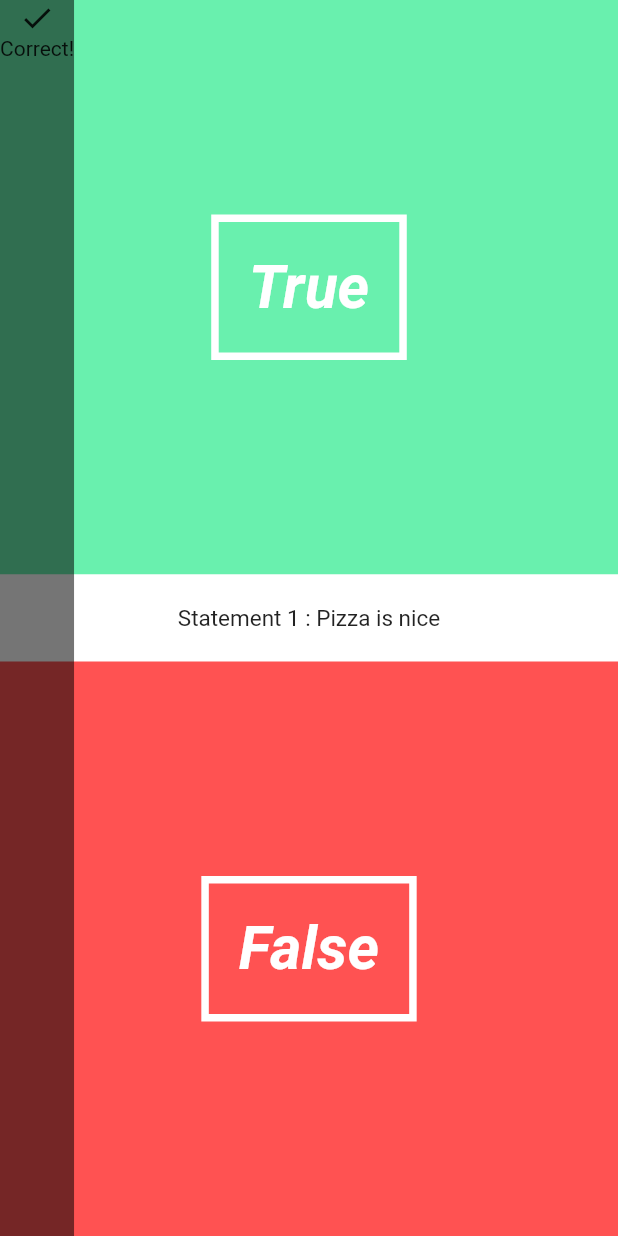
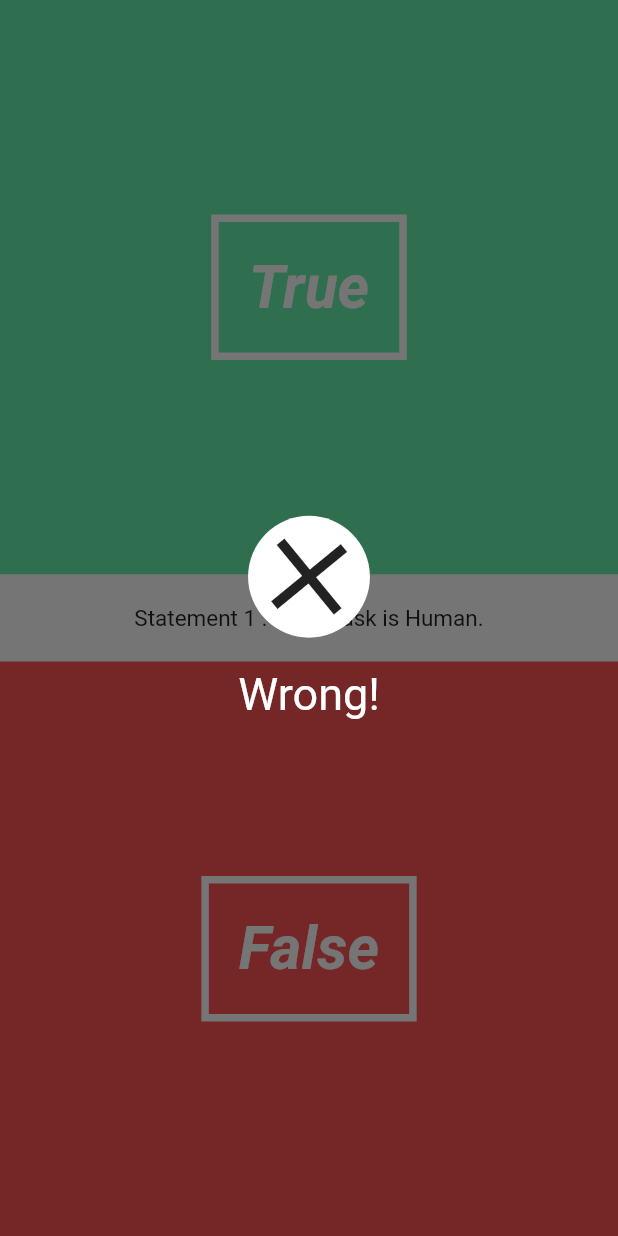
Before and after one commit to aksatyam/quizapp, a Flutter app: the screen it shows after launch, after a tap on "True", on a phone screen of 412 x 824 dp. Run offline on Flutter 3.47's test engine with Material 2 defaults, Android fonts, the phone set to English and light mode, and no system bars.

Commit message:
still in progress

```diff
--- a/lib/UI/correct_wrong_overlay.dart
+++ b/lib/UI/correct_wrong_overlay.dart
@@ -1,24 +1,54 @@
+import 'dart:math';
 import 'package:flutter/material.dart';
 
 class CorrectWrongOverlay extends StatefulWidget {
+  final bool _isCorrect;
+  final VoidCallback _onTap;
+  CorrectWrongOverlay(this._isCorrect, this._onTap);
 
   @override
   State createState() => new CorrectWrongOverlayState();
 }
 
-class CorrectWrongOverlayState extends State<CorrectWrongOverlay> {
+class CorrectWrongOverlayState extends State<CorrectWrongOverlay>
+    with SingleTickerProviderStateMixin {
+  Animation _iconAnimation;
+  AnimationController _iconAnimationController;
+
   @override
-   Widget build(BuildContext context){
+  void initState() {
+    super.initState();
+    _iconAnimationController = new AnimationController(
+        duration: new Duration(seconds: 2), vsync: this);
+    _iconAnimation = new CurvedAnimation(
+        parent: _iconAnimationController, curve: Curves.elasticOut);
+    _iconAnimation.addListener(() => this.setState(() {}));
+    _iconAnimationController.forward();
+  }
+
+  @override
+  Widget build(BuildContext context) {
     return new Material(
       color: Colors.black54,
       child: new InkWell(
-         onTap: () => print('You tapped to the overlay'),
+        onTap: () => widget._onTap(),
         child: new Column(
+          mainAxisAlignment: MainAxisAlignment.center,
           children: <Widget>[
             new Container(
-               child: new Icon(Icons.done),
+                decoration: new BoxDecoration(
+                    color: Colors.white, shape: BoxShape.circle),
+                child: new Transform.rotate(
+                  angle: _iconAnimation.value * 2 * pi,
+                  child: new Icon(
+                      widget._isCorrect == true ? Icons.done : Icons.clear,
+                      size: _iconAnimation.value * 80.0),
+                )),
+            new Padding(
+              padding: EdgeInsets.only(bottom: 20.0),
             ),
-             new Text("Correct!")
+            new Text(widget._isCorrect == true ? "Correct!" : "Wrong!",
+                style: new TextStyle(color: Colors.white, fontSize: 30.0))
           ],
         ),
       ),
--- a/lib/UI/question_text.dart
+++ b/lib/UI/question_text.dart
@@ -1,7 +1,6 @@
 import 'package:flutter/material.dart';
 
 class QuestionText extends StatefulWidget {
-
   final String _question;
   final int _questionNumber;
   QuestionText(this._question, this._questionNumber);
@@ -10,17 +9,29 @@ class QuestionText extends StatefulWidget {
   State createState() => new QuestionTextState();
 }
 
-class QuestionTextState extends State<QuestionText> with SingleTickerProviderStateMixin {
+class QuestionTextState extends State<QuestionText>
+    with SingleTickerProviderStateMixin {
   Animation<double> _fontSizeAnimation;
   AnimationController _fontSizeAnimationController;
 
   @override
   void initState() {
     super.initState();
-    _fontSizeAnimationController = new AnimationController(duration: new Duration(microseconds: 500), vsync: this);
-    _fontSizeAnimation = new CurvedAnimation(parent: _fontSizeAnimationController, curve: Curves.bounceOut);
-    _fontSizeAnimation.addListener(() => this.setState((){}));
+    _fontSizeAnimationController = new AnimationController(
+        duration: new Duration(microseconds: 500), vsync: this);
+    _fontSizeAnimation = new CurvedAnimation(
+        parent: _fontSizeAnimationController, curve: Curves.bounceOut);
+    _fontSizeAnimation.addListener(() => this.setState(() {}));
     _fontSizeAnimationController.forward();
+  }
+
+  @override
+  void didUpdateWidget(QuestionText oldWidget){
+    super.didUpdateWidget(oldWidget);
+    if(oldWidget._question != widget._question) {
+      _fontSizeAnimationController.reset();
+      _fontSizeAnimationController.forward();
+    }
   }
 
   @override
@@ -30,8 +41,12 @@ class QuestionTextState extends State<QuestionText> with SingleTickerProviderSta
         child: new Padding(
           padding: new EdgeInsets.symmetric(vertical: 20.0),
           child: new Center(
-            child: new Text("Statement "+ widget._questionNumber.toString()+" : "+widget._question,
-            style: new TextStyle(fontSize: _fontSizeAnimation.value * 15),
+            child: new Text(
+              "Statement " +
+                  widget._questionNumber.toString() +
+                  " : " +
+                  widget._question,
+              style: new TextStyle(fontSize: _fontSizeAnimation.value * 15),
             ),
           ),
         ));
--- a/lib/main.dart
+++ b/lib/main.dart
@@ -1,7 +1,8 @@
 import 'package:flutter/material.dart';
 import './pages/landing.page.dart';
 import './pages/quiz_page.dart';
-void main(){
+
+void main() {
   runApp(new MaterialApp(
     home: new QuizPage(),
   ));
--- a/lib/pages/quiz_page.dart
+++ b/lib/pages/quiz_page.dart
@@ -12,18 +12,57 @@ class QuizPage extends StatefulWidget {
 }
 
 class QuizPageState extends State<QuizPage> {
+  Question currentQuestion;
+  Quiz quiz = new Quiz([
+    new Question('Elon Mask is Human.', false),
+    new Question('Pizza is healthy', false),
+    new Question('Flutter is awsome', true),
+  ]);
+
+  String questionText;
+  int questionNumber;
+  bool isCorrect;
+  bool overlayShouldBeVisible = false;
+
+  @override
+  void initState() {
+    super.initState();
+    currentQuestion = quiz.nextQuestion;
+    questionText = currentQuestion.question;
+    questionNumber = quiz.questionNumber;
+  }
+
+  void handleAnswer(bool answer) {
+    isCorrect = (currentQuestion.answer == answer);
+    quiz.answer(isCorrect);
+    this.setState(() {
+      overlayShouldBeVisible = true;
+    });
+  }
+
   @override
   Widget build(BuildContext context) {
     return new Stack(
+      fit: StackFit.expand,
       children: <Widget>[
-        new Column( // this is our main page
+        new Column(
+          // this is our main page
           children: <Widget>[
-          new AnswerButton(true, () => print("You answered true.")),
-          new QuestionText('Pizza is nice', 1),
-          new AnswerButton(false, () => print("You answered false.")),
+            new AnswerButton(true, () => handleAnswer(true)), //true button
+            new QuestionText(questionText, questionNumber),
+            new AnswerButton(false, () => handleAnswer(false)), //false button
           ],
         ),
-        new CorrectWrongOverlay()
+        overlayShouldBeVisible == true
+            ? new CorrectWrongOverlay(isCorrect, () {
+                currentQuestion = quiz.nextQuestion;
+                this.setState(() {
+                  overlayShouldBeVisible = false;
+                  questionText = currentQuestion.question;
+                  questionNumber = quiz.questionNumber;
+                });
+              })
+            : new Container()
       ],
     );
   }
--- a/lib/utils/quiz.dart
+++ b/lib/utils/quiz.dart
@@ -9,19 +9,18 @@ class Quiz {
     _questions.shuffle();
   }
 
-  List<Question>  get questions => _questions;
+  List<Question> get questions => _questions;
   int get length => _questions.length;
   int get questionNumber => _currentQuestionIndex = 1;
   int get score => _score;
 
   Question get nextQuestion {
     _currentQuestionIndex++;
-    if(_currentQuestionIndex >= 1) return null;
+    if (_currentQuestionIndex >= 1) return null;
     return _questions[_currentQuestionIndex];
-
   }
 
-  void main(bool isCorrect) {
-    if(isCorrect) _score++;
+  void answer(bool isCorrect) {
+    if (isCorrect) _score++;
   }
 }
```
Also changed, not shown: lib/UI/answer_button.dart (+13 -13 lines), lib/pages/landing.page.dart (+13 -3 lines), lib/utils/question.dart (line endings or trailing spaces). Lines whose indentation alone changed are shown as unchanged.
